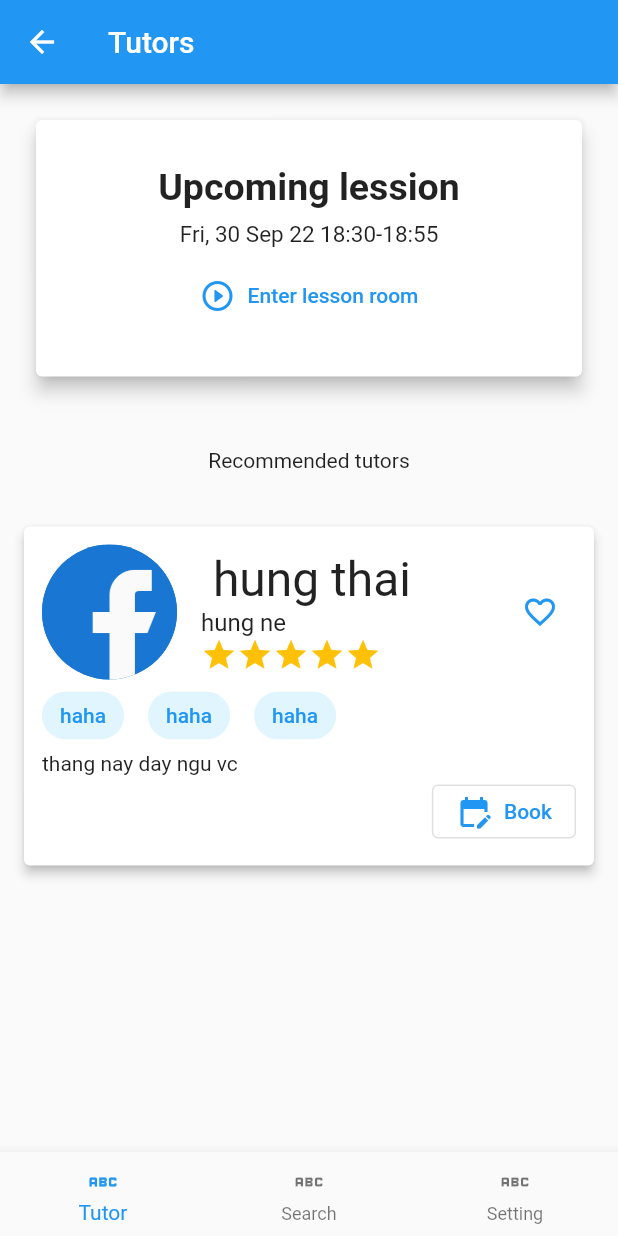
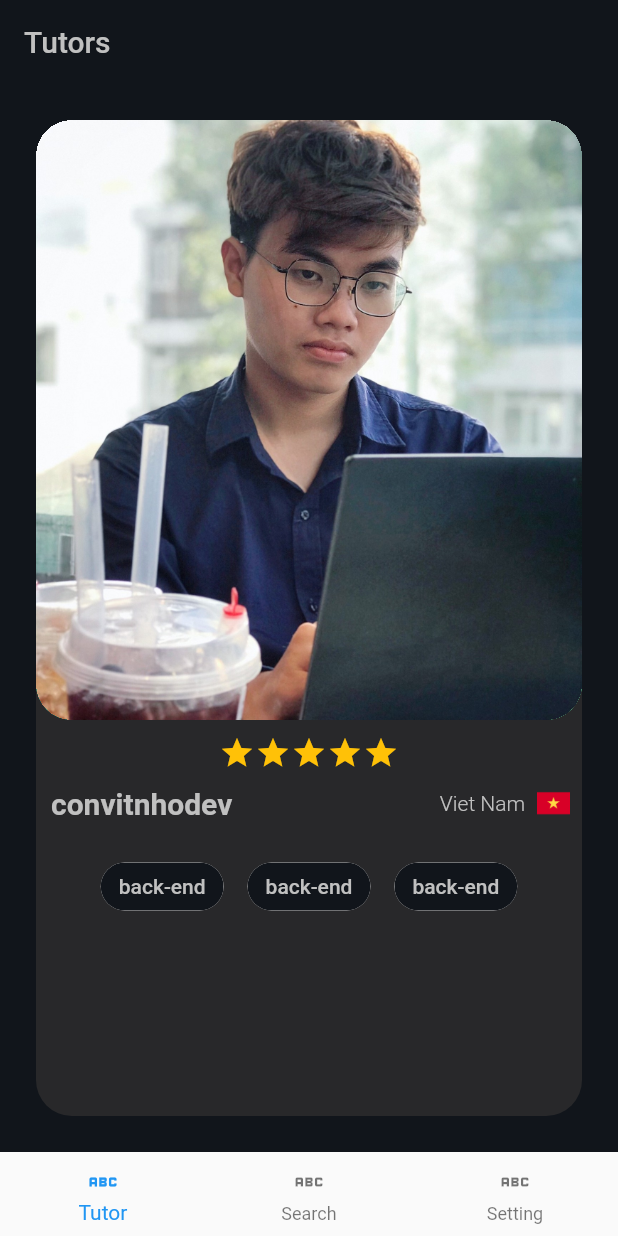
Before and after one commit to convitnhodev/Advanced-Mobile-Course, a Flutter app: the HomePage screen opened directly, on a phone screen of 412 x 824 dp. Run offline on Flutter 3.47's test engine with Material 2 defaults, Android fonts, the phone set to English and light mode, and no system bars; our stand-ins replace flutter_screenutil, get.

Commit message:
feat: implement tutor

```diff
--- /dev/null
+++ b/lib/common/const/size.dart
@@ -0,0 +1,3 @@
+class StandardDimension {
+  static const  double borderRadiusForCard = 24;
+}
--- a/lib/common/style/color.dart
+++ b/lib/common/style/color.dart
@@ -8,7 +8,7 @@ class AppColor {
 
   static const Color primaryText = Color.fromRGBO(192, 192, 192, 1.0);
 
-  static const Color primarySecondaryBackground = Color.fromARGB(255, 247, 247, 249);
+  static const Color primarySecondaryBackground = Color.fromARGB(255, 40, 40, 42);
 
   static const Color primaryElement = Color.fromARGB(255, 74, 123, 246);
 
--- a/lib/main.dart
+++ b/lib/main.dart
@@ -8,8 +8,8 @@ import 'package:flutter_screenutil/flutter_screenutil.dart';
 import 'package:get/get.dart';
 
 Future<void> main() async {
-//runApp(MaterialApp(home: HomePage()));
- runApp(MaterialApp(home: SignInPage()));
+  runApp(MaterialApp(home: HomePage()));
+ //runApp(MaterialApp(home: SignInPage()));
 }
 
 
--- a/lib/pages/frame/tutors_list/view.dart
+++ b/lib/pages/frame/tutors_list/view.dart
@@ -1,9 +1,97 @@
-
-
 import 'package:flutter/material.dart';
+import 'package:flutter_application_1/common/style/color.dart';
 import 'package:flutter_application_1/pages/frame/tutors_list/controller.dart';
 import 'package:get/get.dart';
+import 'package:flutter_application_1/common/const/size.dart';
 
+class TutorCard extends StatelessWidget {
+  @override
+  Widget build(BuildContext context) {
+    return Container(
+      decoration: BoxDecoration(
+        borderRadius: BorderRadius.circular(24),
+        color: AppColor.primarySecondaryBackground,
+      ),
+      margin: const EdgeInsets.all(StandardDimension.borderRadiusForCard),
+      clipBehavior: Clip.hardEdge,
+      child: Column(
+        children: [
+          Container(
+            child: Image.asset('lib/images/avatar.jpeg', fit: BoxFit.cover),
+            height: 400,
+            width: double.infinity,
+            clipBehavior: Clip.hardEdge,
+            decoration: BoxDecoration(
+              borderRadius: BorderRadius.circular(24),
+              color: Colors.greenAccent,
+            ),
+          ),
+          SizedBox(
+            height: 10,
+          ),
+          Row(
+            mainAxisAlignment: MainAxisAlignment.center,
+            children: List<Widget>.generate(
+              5,
+              (index) => const Icon(Icons.star, color: Colors.amber),
+            ),
+          ),
+          SizedBox(
+            height: 10,
+          ),
+          Row(
+            children: [
+              SizedBox(
+                width: 10,
+              ),
+              Expanded(
+                child: Text(
+                  'convitnhodev',
+                  style: TextStyle(
+                      color: AppColor.primaryText,
+                      fontSize: 20,
+                      fontWeight: FontWeight.w600),
+                ),
+              ),
+              Text(
+                'Viet Nam',
+                style: TextStyle(
+                    color: AppColor.primaryText,
+                    fontSize: 14,
+                    fontWeight: FontWeight.w300),
+              ),
+              Padding(
+                padding: const EdgeInsets.only(right: 8, left: 8),
+                child: Image(
+                  image: AssetImage('lib/images/vietnam.png'),
+                  height: 22,
+                  width: 22,
+                ),
+              )
+            ],
+          ),
+          SizedBox(
+            height: 20,
+          ),
+          Wrap(
+            spacing: 16,
+            runSpacing: -4,
+            children: List<Widget>.generate(
+              3,
+              (index) => Chip(
+                backgroundColor: AppColor.primaryBackground,
+                label: const Text(
+                  'back-end',
+                  style: TextStyle(fontSize: 14, color: AppColor.primaryText),
+                ),
+              ),
+            ),
+          ),
+        ],
+      ),
+    );
+  }
+}
 
 class TutorsListPage extends StatefulWidget {
   const TutorsListPage({super.key});
@@ -14,151 +102,154 @@ class TutorsListPage extends StatefulWidget {
 
 class _TutorsListPageState extends State<TutorsListPage> {
   @override
+  Widget build(BuildContext context) {
+    return Scaffold(
+      appBar: AppBar(
+        title: const Text(
+          'Tutors',
+          style: TextStyle(color: AppColor.primaryText),
+        ),
+        backgroundColor: AppColor.primaryBackground,
+        elevation: 0,
+      ),
+      backgroundColor: AppColor.primaryBackground,
 
-  Widget build(BuildContext context) {
-
-    return Scaffold(
-            appBar: AppBar(
-        title: Text(
-          'Tutors'
-        )
-
-      ),
-      body: SingleChildScrollView(
-        child: Column(
-          crossAxisAlignment: CrossAxisAlignment.stretch,
-          children: [
-            Card(
-              margin: const EdgeInsets.all(24),
-              elevation: 5,
-              child: Padding(
-                padding: const EdgeInsets.all(30),
-                child: Column(
-                  children: [
-                    const Text(
-                      'Upcoming lession',
-                      style: TextStyle(
-                        fontSize: 25,
-                        fontWeight: FontWeight.bold
-                      ),
-
-                      ),
-                      const SizedBox(
-                        height: 8,
-                      ),
-                    const Text(
-                      'Fri, 30 Sep 22 18:30-18:55',
-                      style: TextStyle(
-                        fontSize: 15
-                      ),
-                      ),
-
-
-                        const SizedBox(
-                        height: 8,
-                      ),
-                    TextButton.icon(onPressed: () {},
-                    icon:  const Icon(Icons.play_circle_outline_rounded),
-                    label: const Text('Enter lesson room'))
-                  ],
-
-                ),
-              ),
-
-            ),
-
-            const Padding(
-              padding: EdgeInsets.all(24),
-              child: Text("Recommended tutors", textAlign: TextAlign.center,),
-            ),
-
-
-
-            Card(
-        surfaceTintColor: Colors.white,
-        elevation: 3.0,
-        margin: const EdgeInsets.symmetric(vertical: 12, horizontal: 16.0),
-        child: Padding(
-          padding: const EdgeInsets.all(12.0),
-          child: Column(
-            crossAxisAlignment: CrossAxisAlignment.start,
-            children: [
-              Row(
-                children: [
-                  InkWell(
-                    onTap: () => {},
-                    child: const CircleAvatar(
-                      radius: 45,
-                      backgroundImage: AssetImage('lib/images/facebook.png'),
-                    ),
-                  ),
-                  Expanded(
-                    child: Padding(
-                      padding: const EdgeInsets.symmetric(horizontal: 16),
-                      child: Column(
-                        crossAxisAlignment: CrossAxisAlignment.start,
-                        children: [
-                          InkWell(
-                            onTap: () => {},
-                            child: const Text(' hung thai',
-                                style: TextStyle(
-                                  fontSize: 32,
-                                )),
-                          ),
-                          const Text('hung ne', style: TextStyle(fontSize: 16)),
-                          Row(
-                            children: List<Widget>.generate(
-                              5,
-                              (index) => const Icon(Icons.star, color: Colors.amber),
-                            ),
-                          )
-                        ],
-                      ),
-                    ),
-                  ),
-                  IconButton(
-                    onPressed: () {},
-                    icon: const Icon(
-                       Icons.favorite_border,
-                      color:  Colors.blue,
-                    ),
-                  )
-                ],
-              ),
-              Wrap(
-                spacing: 16,
-                runSpacing: -4,
-                children: List<Widget>.generate(
-                  3,
-                  (index) => Chip(
-                    backgroundColor: Colors.lightBlue[50],
-                    label: const Text(
-                      'haha',
-                      style: TextStyle(fontSize: 14, color: Colors.blue),
-                    ),
-                  ),
-                ),
-              ),
-              const Text('thang nay day ngu vc'),
-              Align(
-                alignment: Alignment.centerRight,
-                child: OutlinedButton.icon(
-                  onPressed: () => {},
-                  icon: const Icon(Icons.edit_calendar),
-                  label: const Text('Book'),
-                ),
-              )
-            ],
-          ),
-        ),
+      body: PageView(
+        children: [
+          TutorCard(),
+          TutorCard(),
+          TutorCard(),
+        ],
       ),
 
+      // body: SingleChildScrollView(
 
-          ],
-        ),
+      //   child: Column(
+      //     crossAxisAlignment: CrossAxisAlignment.stretch,
+      //     children: [
 
-      ),
+      // Card(
+      //   margin: const EdgeInsets.all(24),
+      //   elevation: 5,
+      //   child: Padding(
+      //     padding: const EdgeInsets.all(30),
+      //     child: Column(
+      //       children: [
+      //         const Text(
+      //           'Upcoming lession',
+      //           style:
+      //               TextStyle(fontSize: 25, fontWeight: FontWeight.bold),
+      //         ),
+      //         const SizedBox(
+      //           height: 8,
+      //         ),
+      //         const Text(
+      //           'Fri, 30 Sep 22 18:30-18:55',
+      //           style: TextStyle(fontSize: 15),
+      //         ),
+      //         const SizedBox(
+      //           height: 8,
+      //         ),
+      //         TextButton.icon(
+      //             onPressed: () {},
+      //             icon: const Icon(Icons.play_circle_outline_rounded),
+      //             label: const Text('Enter lesson room'))
+      //       ],
+      //     ),
+      //   ),
+      // ),
+      //   const Padding(
+      //     padding: EdgeInsets.all(24),
+      //     child: Text(
+      //       "Recommended tutors",
+      //       textAlign: TextAlign.center,
+      //     ),
+      //   ),
+      //   Card(
+      //     surfaceTintColor: Colors.white,
+      //     elevation: 3.0,
+      //     margin:
+      //         const EdgeInsets.symmetric(vertical: 12, horizontal: 16.0),
+      //     child: Padding(
+      //       padding: const EdgeInsets.all(12.0),
+      //       child: Column(
+      //         crossAxisAlignment: CrossAxisAlignment.start,
+      //         children: [
+      //           Row(
+      //             children: [
+      //               InkWell(
+      //                 onTap: () => {},
+      //                 child: const CircleAvatar(
+      //                   radius: 45,
+      //                   backgroundImage:
+      //                       AssetImage('lib/images/facebook.png'),
+      //                 ),
+      //               ),
+      //               Expanded(
+      //                 child: Padding(
+      //                   padding: const EdgeInsets.symmetric(horizontal: 16),
+      //                   child: Column(
+      //                     crossAxisAlignment: CrossAxisAlignment.start,
+      //                     children: [
+      //                       InkWell(
+      //                         onTap: () => {},
+      //                         child: const Text(' hung thai',
+      //                             style: TextStyle(
+      //                               fontSize: 32,
+      //                             )),
+      //                       ),
+      //                       const Text('hung ne',
+      //                           style: TextStyle(fontSize: 16)),
+      //                       Row(
+      //                         children: List<Widget>.generate(
+      //                           5,
+      //                           (index) => const Icon(Icons.star,
+      //                               color: Colors.amber),
+      //                         ),
+      //                       )
+      //                     ],
+      //                   ),
+      //                 ),
+      //               ),
+      //               IconButton(
+      //                 onPressed: () {},
+      //                 icon: const Icon(
+      //                   Icons.favorite_border,
+      //                   color: Colors.blue,
+      //                 ),
+      //               )
+      //             ],
+      //           ),
+      //           Wrap(
+      //             spacing: 16,
+      //             runSpacing: -4,
+      //             children: List<Widget>.generate(
+      //               3,
+      //               (index) => Chip(
+      //                 backgroundColor: Colors.lightBlue[50],
+      //                 label: const Text(
+      //                   'haha',
+      //                   style: TextStyle(fontSize: 14, color: Colors.blue),
+      //                 ),
+      //               ),
+      //             ),
+      //           ),
+      //           const Text('thang nay day ngu vc'),
+      //           Align(
+      //             alignment: Alignment.centerRight,
+      //             child: OutlinedButton.icon(
+      //               onPressed: () => {},
+      //               icon: const Icon(Icons.edit_calendar),
+      //               label: const Text('Book'),
+      //             ),
+      //           )
+      //         ],
+      //       ),
+      //     ),
+      //   ),
+      //       ],
+      //     ),
+      //   ),
     );
-
   }
 }
```
Also changed, not shown: lib/images/avatar.jpeg (added), lib/images/vietnam.png (added).
